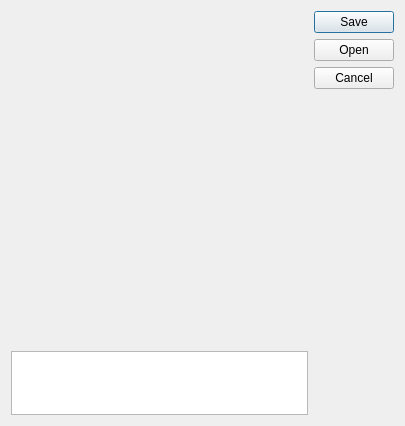
Qt form python/plugins/processingplugin/dialog.ui (CzendaZdenda/qgis) before a commit.
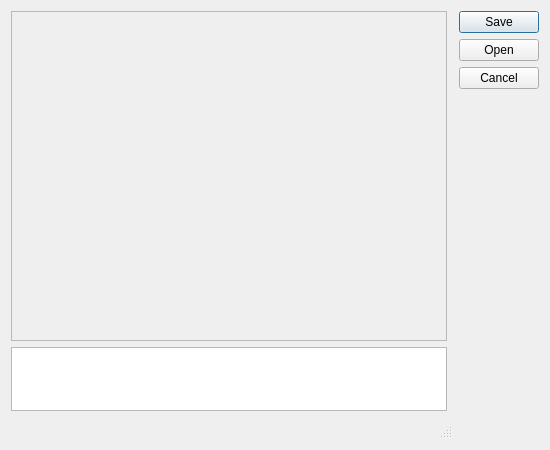
The same form after that commit.

Commit message: Feedback implemented. Plus module dialog status bar & scrollbar.

The edit to the form file:
```diff
--- a/python/plugins/processingplugin/dialog.ui
+++ b/python/plugins/processingplugin/dialog.ui
@@ -6,18 +6,15 @@
    <rect>
     <x>0</x>
     <y>0</y>
-    <width>405</width>
-    <height>426</height>
+    <width>550</width>
+    <height>450</height>
    </rect>
   </property>
   <property name="windowTitle">
    <string>Run Processing module </string>
   </property>
   <layout class="QGridLayout" name="gridLayout">
-   <item row="0" column="0">
-    <layout class="QFormLayout" name="form"/>
-   </item>
-   <item row="0" column="1">
+   <item row="0" column="2">
     <widget class="QDialogButtonBox" name="buttons">
      <property name="orientation">
       <enum>Qt::Vertical</enum>
@@ -27,7 +24,7 @@
      </property>
     </widget>
    </item>
-   <item row="1" column="0">
+   <item row="2" column="0">
     <widget class="QTextBrowser" name="text">
      <property name="sizePolicy">
       <sizepolicy hsizetype="Expanding" vsizetype="Fixed">
@@ -43,6 +40,31 @@
      </property>
     </widget>
    </item>
+   <item row="0" column="0">
+    <widget class="QScrollArea" name="scrollArea">
+     <property name="widgetResizable">
+      <bool>true</bool>
+     </property>
+     <property name="horizontalScrollBarPolicy">
+         <enum>Qt::ScrollBarAlwaysOff</enum>
+     </property>
+     <widget class="QWidget" name="">
+       <property name="geometry">
+        <rect>
+         <x>-10</x>
+         <y>140</y>
+         <width>304</width>
+         <height>166</height>
+        </rect>
+       </property>
+       <layout class="QFormLayout" name="form"/>
+     </widget>
+    </widget>
+   </item>
+   <item row="3" column="0" colspan="2">
+       <widget class="QStatusBar" name="statusBar">
+       </widget>
+   </item>
   </layout>
  </widget>
  <resources/>
```
The commit also changes 4 other files.
